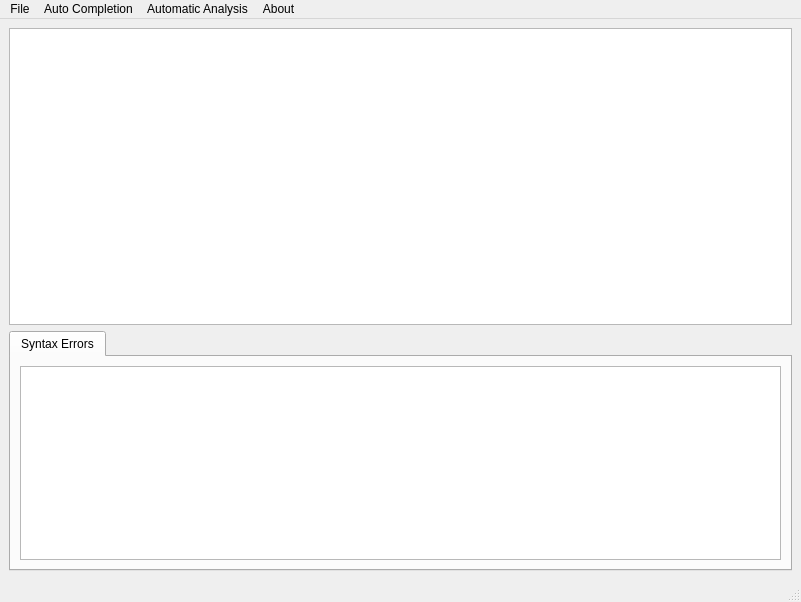
tdauth/vjasside, file src/app/mainwindow.ui: the form before one commit.
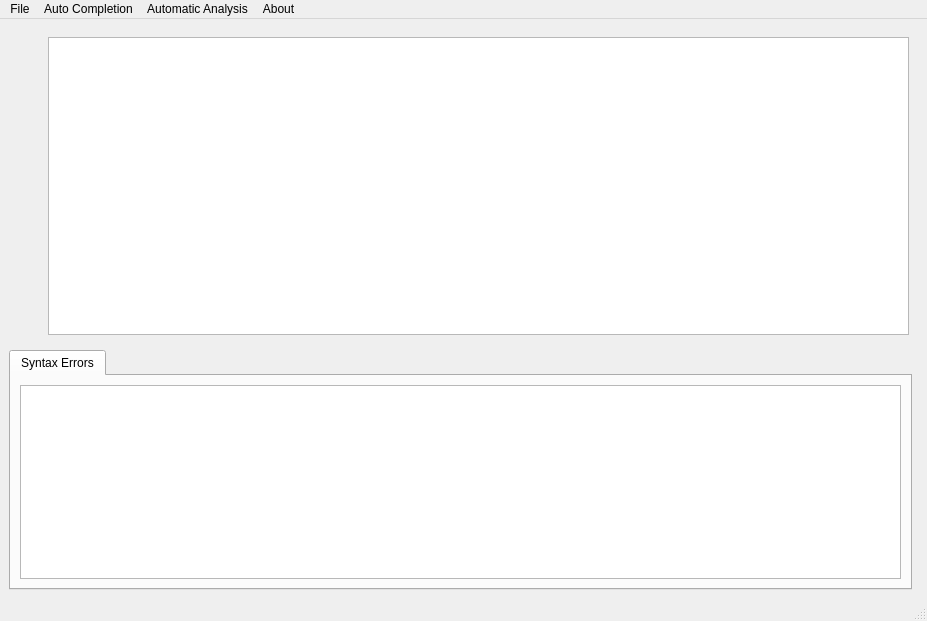
The form after the commit. Custom widgets are drawn as their Qt base class.

Diff of the .ui file:
```diff
--- a/src/app/mainwindow.ui
+++ b/src/app/mainwindow.ui
@@ -6,26 +6,16 @@
    <rect>
     <x>0</x>
     <y>0</y>
-    <width>801</width>
-    <height>602</height>
+    <width>927</width>
+    <height>621</height>
    </rect>
   </property>
   <property name="windowTitle">
    <string>Baradé's vJass IDE</string>
   </property>
   <widget class="QWidget" name="centralwidget">
-   <layout class="QVBoxLayout" name="verticalLayout_3">
-    <item>
-     <widget class="QTextEdit" name="textEdit">
-      <property name="documentTitle">
-       <string/>
-      </property>
-      <property name="acceptRichText">
-       <bool>false</bool>
-      </property>
-     </widget>
-    </item>
-    <item>
+   <layout class="QGridLayout" name="gridLayout_2">
+    <item row="1" column="0">
      <widget class="QTabWidget" name="tabWidget">
       <property name="sizePolicy">
        <sizepolicy hsizetype="Expanding" vsizetype="Minimum">
@@ -48,6 +38,51 @@
       </widget>
      </widget>
     </item>
+    <item row="0" column="0" colspan="2">
+     <widget class="QWidget" name="widget" native="true">
+      <property name="sizePolicy">
+       <sizepolicy hsizetype="Expanding" vsizetype="Expanding">
+        <horstretch>0</horstretch>
+        <verstretch>0</verstretch>
+       </sizepolicy>
+      </property>
+      <layout class="QVBoxLayout" name="verticalLayout">
+       <item>
+        <layout class="QHBoxLayout" name="horizontalLayout">
+         <property name="spacing">
+          <number>0</number>
+         </property>
+         <item>
+          <widget class="LineNumbers" name="lineNumbersWidget" native="true">
+           <property name="sizePolicy">
+            <sizepolicy hsizetype="Preferred" vsizetype="Expanding">
+             <horstretch>0</horstretch>
+             <verstretch>0</verstretch>
+            </sizepolicy>
+           </property>
+           <property name="minimumSize">
+            <size>
+             <width>30</width>
+             <height>0</height>
+            </size>
+           </property>
+          </widget>
+         </item>
+         <item>
+          <widget class="QTextEdit" name="textEdit">
+           <property name="documentTitle">
+            <string/>
+           </property>
+           <property name="acceptRichText">
+            <bool>false</bool>
+           </property>
+          </widget>
+         </item>
+        </layout>
+       </item>
+      </layout>
+     </widget>
+    </item>
    </layout>
   </widget>
   <widget class="QMenuBar" name="menubar">
@@ -55,7 +90,7 @@
     <rect>
      <x>0</x>
      <y>0</y>
-     <width>801</width>
+     <width>927</width>
      <height>17</height>
     </rect>
    </property>
@@ -161,6 +196,14 @@
    </property>
   </action>
  </widget>
+ <customwidgets>
+  <customwidget>
+   <class>LineNumbers</class>
+   <extends>QWidget</extends>
+   <header location="global">linenumbers.h</header>
+   <container>1</container>
+  </customwidget>
+ </customwidgets>
  <resources/>
  <connections/>
 </ui>
```
